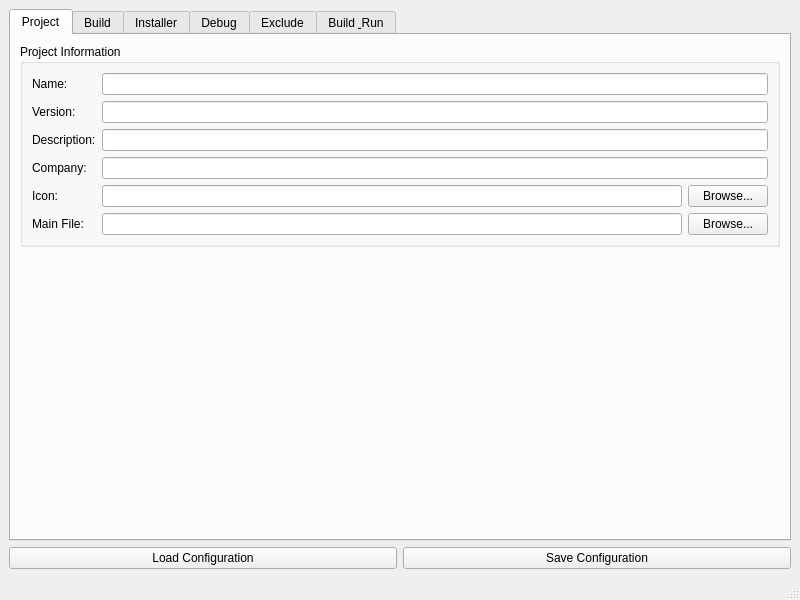
This is installer_creator/config_editor.ui in steveway/installer_creator as Qt 5 draws it before an edit. The edited form follows.
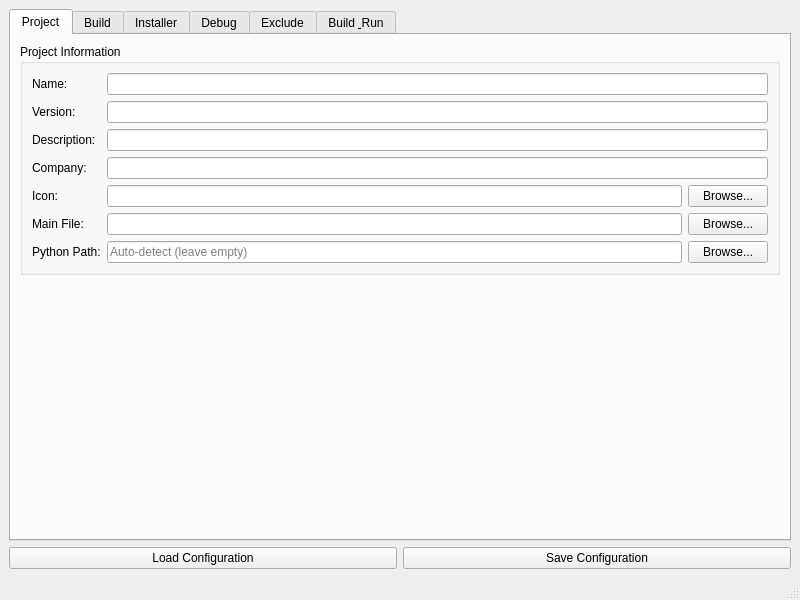
This is the edited form. Icons and pictures are not drawn.

Commit message: Improved Progress bar in GUI and added ability to select a custom python path.

Diff of the .ui file:
```diff
--- a/installer_creator/config_editor.ui
+++ b/installer_creator/config_editor.ui
@@ -117,6 +117,31 @@
              </item>
             </layout>
            </item>
+           <item row="6" column="0">
+            <widget class="QLabel" name="pythonPathLabel">
+             <property name="text">
+              <string>Python Path:</string>
+             </property>
+            </widget>
+           </item>
+           <item row="6" column="1">
+            <layout class="QHBoxLayout" name="pythonPathLayout">
+             <item>
+              <widget class="QLineEdit" name="projectPythonPath">
+               <property name="placeholderText">
+                <string>Auto-detect (leave empty)</string>
+               </property>
+              </widget>
+             </item>
+             <item>
+              <widget class="QPushButton" name="pythonPathBrowseButton">
+               <property name="text">
+                <string>Browse...</string>
+               </property>
+              </widget>
+             </item>
+            </layout>
+           </item>
           </layout>
          </widget>
         </item>
```
The commit also changes 5 other files.
